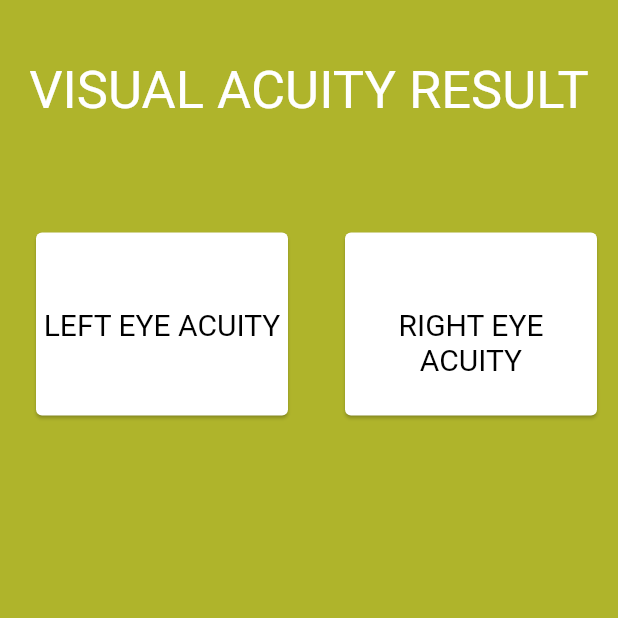
After one commit to KhushbooGupta2111/Eye_Vision_Test, a Flutter app: the FinalResult screen opened directly, on a phone screen of 412 x 824 dp, the top half of it. The commit adds this screen. Run offline on Flutter 3.47's test engine with Material 2 defaults, Android fonts, the phone set to English and light mode, and no system bars; our stand-ins replace curved_navigation_bar; missing offline and left inert: bottom_animation; project files that could hold a hidden picture were left out.

Commit message:
Code formatted

```diff
--- /dev/null
+++ b/lib/Visual Acuity/result.dart
@@ -0,0 +1,99 @@
+import 'package:flutter/material.dart';
+
+void main() {
+  runApp(FinalResult());
+}
+
+class FinalResult extends StatefulWidget {
+  const FinalResult({Key? key}) : super(key: key);
+
+  @override
+  _FinalResultState createState() => _FinalResultState();
+}
+
+class _FinalResultState extends State<FinalResult> {
+  @override
+  Widget build(BuildContext context) {
+    return Scaffold(
+      backgroundColor: Colors.lime[700],
+      body: SafeArea(
+          child: Column(
+        children: <Widget>[
+          Center(
+            child: Container(
+                margin: EdgeInsets.only(top: 40),
+                child: Text("VISUAL ACUITY RESULT",
+                    style: TextStyle(
+                      color: Colors.white,
+                      fontSize: 35,
+                    ))),
+          ),
+          Row(
+            children: <Widget>[
+              Expanded(
+                flex: 1,
+                child: Container(
+                  height: 130,
+                  width: 130,
+                  margin: EdgeInsets.only(top: 70, left: 20, right: 10),
+                  child: Card(
+                    color: Colors.white,
+                    clipBehavior: Clip.antiAlias,
+                    child: Column(
+                      children: <Widget>[
+                        Container(
+                          padding: EdgeInsets.only(top: 50),
+                          child: Text(
+                            "LEFT EYE ACUITY",
+                            textAlign: TextAlign.center,
+                            style: TextStyle(
+                              color: Colors.black,
+                              fontSize: 20,
+                            ),
+                          ),
+                        ),
+                        Container(
+                          child: Text(""),
+                        ),
+                      ],
+                    ),
+                  ),
+                ),
+              ),
+              Expanded(
+                flex: 1,
+                child: Container(
+                  height: 130,
+                  width: 130,
+                  margin: EdgeInsets.only(top: 70, left: 20, right: 10),
+                  child: Card(
+                    color: Colors.white,
+                    clipBehavior: Clip.antiAlias,
+                    child: Column(
+                      children: <Widget>[
+                        Container(
+                          padding: EdgeInsets.only(top: 50),
+                          child: Text(
+                            "RIGHT EYE ACUITY",
+                            textAlign: TextAlign.center,
+                            style: TextStyle(
+                              color: Colors.black,
+                              fontSize: 20,
+                            ),
+                          ),
+                        ),
+                        Container(
+                          child: Text(""),
+                        ),
+                      ],
+                    ),
+                  ),
+                ),
+              ),
+            ],
+          )
+        ],
+      )),
+    );
+  }
+}
--- a/lib/main.dart
+++ b/lib/main.dart
@@ -1,8 +1,16 @@
+import 'package:eye_vision/provider/getalpha.dart';
+import 'package:flutter/cupertino.dart';
+import 'package:curved_navigation_bar/curved_navigation_bar.dart';
 import 'package:flutter/material.dart';
 import 'package:provider/provider.dart';
 import 'Colour Blindness/homepage1.dart';
+import 'provider/getquestions.dart';
 import 'visual acuity/instructions.dart';
+import 'eye health/main_screen.dart';
+import 'Visual Acuity/quiz_questions.dart';
 import 'visual acuity/homepage.dart';
+import 'package:bottom_animation/bottom_animation.dart';
+import 'Visual Acuity/options.dart';
 
 void main() {
   runApp(HomePage());
@@ -20,13 +28,19 @@ class _HomePageState extends State<HomePage> {
   final screens = [
     VsHomePage(),
     CbHomePage(),
-    Instructions(),
+    MainScreen(),
   ];
+
   @override
   Widget build(BuildContext context) {
     return MultiProvider(
       providers: [
-
+        ChangeNotifierProvider<Alphabets>(
+          create: (_) => Alphabets(),
+        ),
+        ChangeNotifierProvider<Questions>(
+          create: (_) => Questions(),
+        ),
       ],
       child: MaterialApp(
         debugShowCheckedModeBanner: false,
```
Also changed, not shown: lib/Visual Acuity/options.dart (+55 -4 lines), lib/provider/getalpha.dart (+8 -0 lines).
